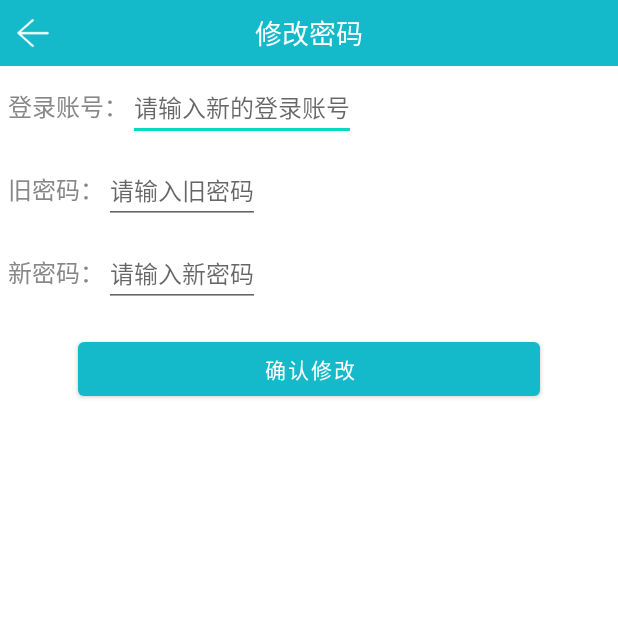
After one commit to 1066893961/GreenDao, an Android app: the ModifyPwdActivity screen opened directly, with no data from a screen before it, on a phone screen of 412 x 824 dp, the top half of it. The commit adds this screen. Run offline under Robolectric (Android 15) with nearby library versions, the phone set to English and light mode, and no system bars; our stand-ins replace EventBus; 2 statements that could not run were skipped.

Commit message:
完工 成品

```diff
--- /dev/null
+++ b/app/src/main/java/com/children/greendaoapp/ui/ModifyPwdActivity.java
@@ -0,0 +1,136 @@
+package com.children.greendaoapp.ui;
+
+import static com.children.greendaoapp.MyApplication.getContext;
+
+import android.content.Context;
+import android.content.Intent;
+import android.content.SharedPreferences;
+import android.os.Bundle;
+import android.text.TextUtils;
+import android.view.View;
+import android.widget.Button;
+import android.widget.EditText;
+import android.widget.ImageView;
+import android.widget.Toast;
+
+import androidx.appcompat.app.AppCompatActivity;
+
+import com.children.greendaoapp.R;
+import com.children.greendaoapp.entity.Student;
+import com.children.greendaoapp.entity.User;
+import com.children.greendaoapp.event.LogoutEvent;
+import com.children.greendaoapp.utils.DaoUtilsStore;
+import com.children.greendaoapp.utils.DaoUtilsStore2;
+
+import org.greenrobot.eventbus.EventBus;
+import org.greenrobot.eventbus.Subscribe;
+import org.greenrobot.eventbus.ThreadMode;
+
+import java.util.List;
+
+/**
+ * 修改密码
+ */
+public class ModifyPwdActivity extends AppCompatActivity implements View.OnClickListener {
+    private Button modify;
+    private EditText name_et, study_no_et, class_et;
+    private ImageView back;
+    private long mId;
+    private User mUser;
+
+
+    @Subscribe(threadMode = ThreadMode.MAIN)
+    public void onMessageEvent(Object myEvent) {
+    }
+
+
+
+    @Override
+    protected void onCreate(Bundle savedInstanceState) {
+        super.onCreate(savedInstanceState);
+        setContentView(R.layout.activity_modify_pwd);
+        //初始化各个view
+        modify = findViewById(R.id.modify);
+        name_et = findViewById(R.id.name_et);
+        study_no_et = findViewById(R.id.study_no_et);
+        class_et = findViewById(R.id.class_et);
+        back = findViewById(R.id.back);
+
+        if (!EventBus.getDefault().isRegistered(this)) {
+            EventBus.getDefault().register(this);
+        }
+
+
+        //先获取对应的Share
+        SharedPreferences sp = getContext().getSharedPreferences("MY_SHARE", Context.MODE_PRIVATE);
+        mId = sp.getLong("id", 0);
+        mUser = DaoUtilsStore2.getInstance().getmUserDaoUtils().queryById(mId);
+        name_et.setText(mUser.getPhone());
+
+        modify.setOnClickListener(this);
+        back.setOnClickListener(this);
+
+    }
+
+    @Override
+    public void onClick(View view) {
+        switch (view.getId()) {
+            case R.id.modify:
+                //查询所有注册账号列表
+                List<User> sLists = DaoUtilsStore2.getInstance().getmUserDaoUtils().queryAll();
+                //是否能登录
+                boolean canInsert = false;
+                //判断 是否可插入
+                for (int i = 0; i < sLists.size(); i++) {
+                    if (sLists.get(i).getPhone().equals(mUser.getPhone()) && sLists.get(i).getPassword().equals(mUser.getPassword())) {
+                        canInsert = true;
+                    }
+                }
+                if (canInsert) {
+                    //修改密码
+                    mUser.setPhone(name_et.getText().toString());
+                    mUser.setPassword(class_et.getText().toString());
+                    if (DaoUtilsStore2.getInstance().getmUserDaoUtils().update(mUser)) {
+                        Toast.makeText(getApplicationContext(), "修改成功", Toast.LENGTH_SHORT).show();
+                        logolOut();
+                        Intent intent = new Intent();
+                        intent.setClass(getApplicationContext(), LoginActivity.class);
+                        startActivity(intent);
+                        finish();
+                    } else {
+                        Toast.makeText(getApplicationContext(), "修改失败", Toast.LENGTH_SHORT).show();
+                    }
+                } else {
+                    Toast.makeText(getApplicationContext(), "手机号或密码不正确，请重新输入", Toast.LENGTH_SHORT).show();
+                }
+                break;
+            case R.id.back:
+                finish();
+                break;
+            default:
+                throw new IllegalStateException("Unexpected value: " + view.getId());
+        }
+    }
+
+    /**
+     * 退出登录  清空缓存的登录账号  发退出登录广播
+     */
+    private void logolOut() {
+        EventBus.getDefault().post(new LogoutEvent());
+        SharedPreferences sp = getContext().getSharedPreferences("MY_SHARE", Context.MODE_PRIVATE);
+        //获取Editor对象，这个对象用于写入，可理解为编辑
+        SharedPreferences.Editor editor = sp.edit();
+        //Editor对象有几个方法需要注：clear()，commit()，putXXX(),clear()为清空Share文件中的内容，
+        //commit()为提交，editor在put值以后，需要调用commit方法才能被真正写入到Share文件中
+        editor.putString("phone", "").commit();
+        editor.putLong("id", 0).commit();
+    }
+
+    @Override
+    protected void onDestroy() {
+        super.onDestroy();
+        if (EventBus.getDefault().isRegistered(this)) {
+            EventBus.getDefault().unregister(this);
+        }
+    }
+}
--- a/app/src/main/res/layout/activity_add.xml
+++ b/app/src/main/res/layout/activity_add.xml
@@ -67,7 +67,6 @@
             android:layout_width="wrap_content"
             android:layout_height="wrap_content"
             android:hint="请输入学生学号"
-            android:inputType="number"
             android:textColor="@color/grey"
             android:textSize="16sp" />
 
--- /dev/null
+++ b/app/src/main/res/layout/activity_modify_pwd.xml
@@ -0,0 +1,119 @@
+<?xml version="1.0" encoding="utf-8"?>
+<LinearLayout xmlns:android="http://schemas.android.com/apk/res/android"
+    xmlns:app="http://schemas.android.com/apk/res-auto"
+    xmlns:tools="http://schemas.android.com/tools"
+    android:layout_width="match_parent"
+    android:layout_height="match_parent"
+    android:orientation="vertical">
+
+    <RelativeLayout
+        android:layout_width="match_parent"
+        android:background="#FF14BACA"
+        android:layout_height="44dp">
+        <ImageView
+            android:id="@+id/back"
+            android:layout_width="44dp"
+            android:src="@mipmap/back"
+            android:scaleType="centerInside"
+            android:layout_height="44dp"/>
+
+        <TextView
+            android:id="@+id/title"
+            android:layout_width="wrap_content"
+            android:layout_height="wrap_content"
+            android:layout_centerInParent="true"
+            android:text="修改密码"
+            android:textColor="@color/white"
+            android:textSize="18sp" />
+
+    </RelativeLayout>
+
+
+
+    <LinearLayout
+        android:layout_width="match_parent"
+        android:layout_height="wrap_content"
+        android:padding="5dp">
+
+        <TextView
+            android:layout_width="wrap_content"
+            android:layout_height="wrap_content"
+            android:text="登录账号："
+            android:textColor="@color/grey"
+            android:textSize="16sp" />
+
+        <EditText
+            android:id="@+id/name_et"
+            android:layout_width="wrap_content"
+            android:layout_height="wrap_content"
+            android:hint="请输入新的登录账号"
+            android:textColor="@color/grey"
+            android:textSize="16sp" />
+
+    </LinearLayout>
+
+    <LinearLayout
+        android:layout_width="match_parent"
+        android:layout_height="wrap_content"
+        android:padding="5dp">
+
+        <TextView
+            android:layout_width="wrap_content"
+            android:layout_height="wrap_content"
+            android:text="旧密码："
+            android:textColor="@color/grey"
+            android:textSize="16sp" />
+
+        <EditText
+            android:id="@+id/study_no_et"
+            android:layout_width="wrap_content"
+            android:layout_height="wrap_content"
+            android:hint="请输入旧密码"
+            android:textColor="@color/grey"
+            android:textSize="16sp" />
+
+    </LinearLayout>
+
+    <LinearLayout
+        android:layout_width="match_parent"
+        android:layout_height="wrap_content"
+        android:padding="5dp">
+
+        <TextView
+            android:layout_width="wrap_content"
+            android:layout_height="wrap_content"
+            android:text="新密码："
+            android:textColor="@color/grey"
+            android:textSize="16sp" />
+
+        <EditText
+            android:id="@+id/class_et"
+            android:layout_width="wrap_content"
+            android:layout_height="wrap_content"
+            android:hint="请输入新密码"
+            android:textColor="@color/grey"
+            android:textSize="16sp" />
+
+    </LinearLayout>
+
+
+    <LinearLayout
+        android:layout_width="match_parent"
+        android:layout_height="wrap_content"
+        android:orientation="horizontal"
+        android:padding="12dp">
+
+        <Button
+            android:id="@+id/modify"
+            android:layout_width="0dp"
+            android:layout_height="wrap_content"
+            android:layout_gravity="center_horizontal"
+            android:layout_marginRight="40dp"
+            android:layout_marginLeft="40dp"
+            android:layout_weight="1"
+            android:text="确认修改" />
+
+    </LinearLayout>
+
+
+</LinearLayout>
--- a/app/src/main/res/layout/fragment_my.xml
+++ b/app/src/main/res/layout/fragment_my.xml
@@ -36,7 +36,7 @@
         <TextView
             android:layout_width="wrap_content"
             android:layout_height="wrap_content"
-            android:text="账号管理"
+            android:text="个人信息管理"
             android:textColor="@color/color_030303"
             android:textSize="18sp" />
 
@@ -60,7 +60,7 @@
         <TextView
             android:layout_width="wrap_content"
             android:layout_height="wrap_content"
-            android:text="个人信息完善"
+            android:text="修改密码"
             android:textColor="@color/color_030303"
             android:textSize="18sp" />
 
```
Also changed, not shown: app/src/main/AndroidManifest.xml (+10 -4 lines), app/src/main/java/com/children/greendaoapp/entity/User.java (+27 -2 lines), app/src/main/java/com/children/greendaoapp/gen/UserDao.java (+44 -2 lines), app/src/main/java/com/children/greendaoapp/ui/HomePageFragment.java (+4 -4 lines), app/src/main/java/com/children/greendaoapp/ui/InfoManagerActivity.java (added, +109 -0 lines), app/src/main/java/com/children/greendaoapp/ui/LoginActivity.java (+6 -3 lines), app/src/main/java/com/children/greendaoapp/ui/MainActivity.java (+17 -0 lines), app/src/main/java/com/children/greendaoapp/ui/MyFragment.java (+13 -6 lines), app/src/main/res/layout/activity_info_manager.xml (added, +141 -0 lines), app/src/main/res/mipmap-xhdpi/icon.png (added).
